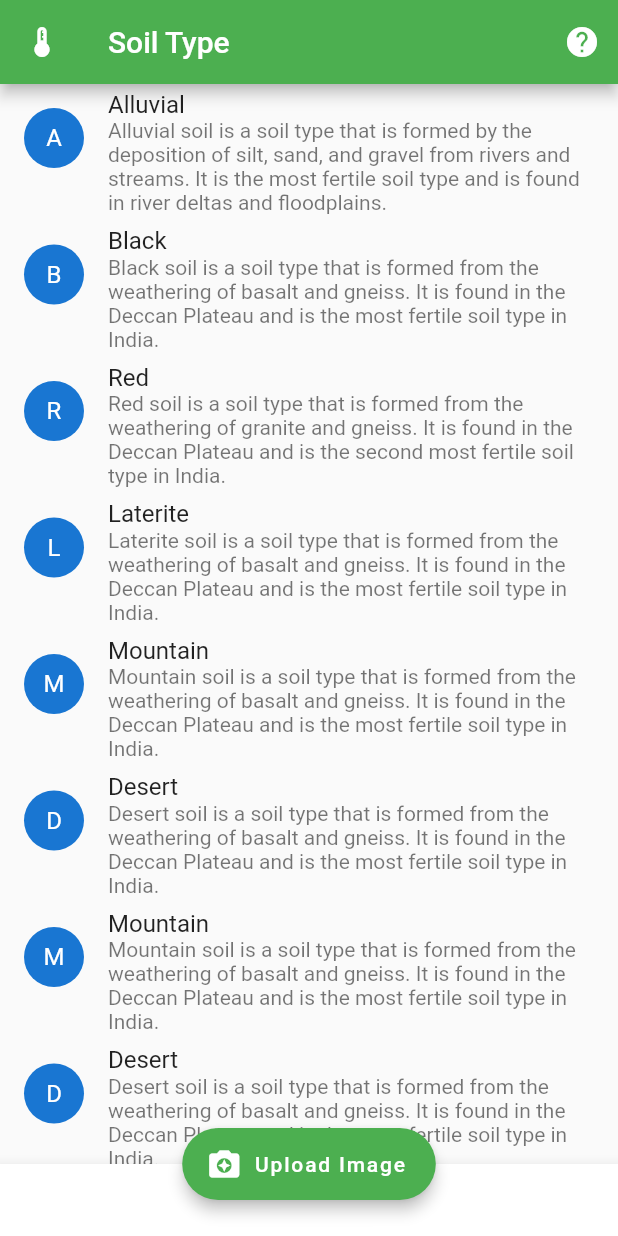
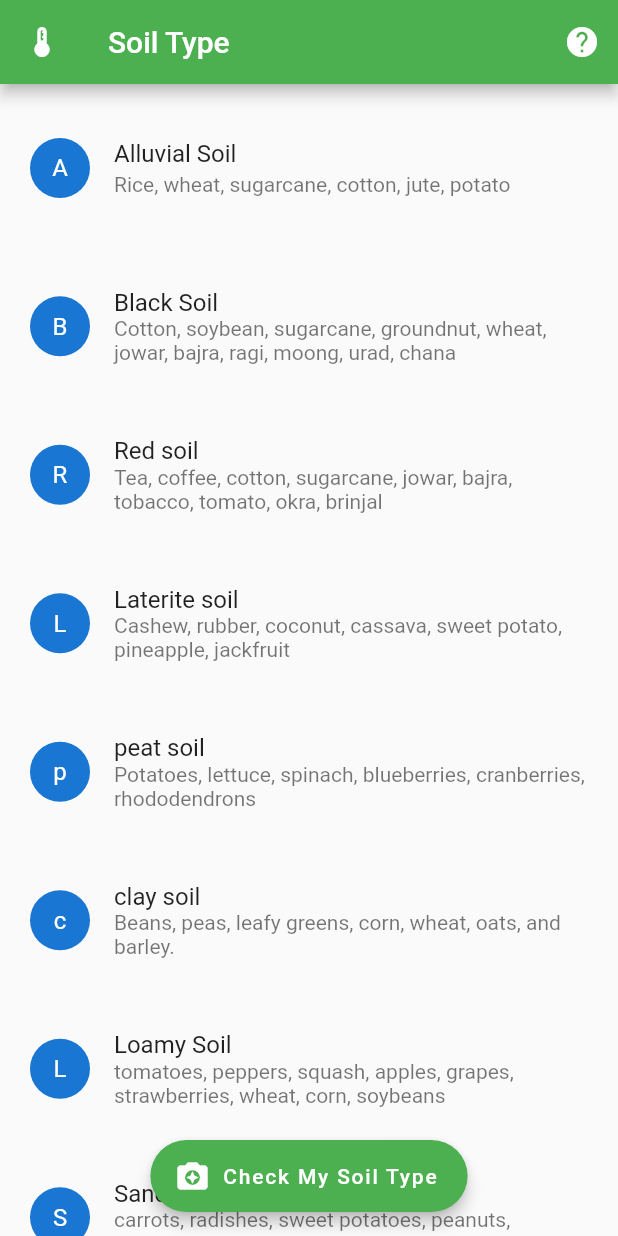
Before and after one commit to Atharva-Malode/CropVana, a Flutter app: the SoilTesting screen opened directly, on a phone screen of 412 x 824 dp. Run offline on Flutter 3.47's test engine with Material 2 defaults, Android fonts, the phone set to English and light mode, and no system bars; our stand-ins replace carousel_slider, font_awesome_flutter, google_fonts, google_nav_bar.

Commit message:
added soil testing

```diff
--- a/lib/pages/soiltestingpage.dart
+++ b/lib/pages/soiltestingpage.dart
@@ -8,29 +8,29 @@ class SoilTesting extends StatelessWidget {
   SoilTesting({super.key});
 
   List<String> soilTypes = [
-    'Alluvial',
-    'Black',
-    'Red',
-    'Laterite',
-    'Mountain',
-    'Desert',
-    'Mountain',
-    'Desert',
-    'Mountain',
+    'Alluvial Soil',
+    'Black Soil',
+    'Red soil',
+    'Laterite soil',
+    'peat soil',
+    'clay soil',
+    'Loamy Soil',
+    'Sandy Soil',
+    'new soil',
     'Desert',
   ];
 
   List<String> soildescription = [
-    'Alluvial soil is a soil type that is formed by the deposition of silt, sand, and gravel from rivers and streams. It is the most fertile soil type and is found in river deltas and floodplains.',
-    'Black soil is a soil type that is formed from the weathering of basalt and gneiss. It is found in the Deccan Plateau and is the most fertile soil type in India.',
-    'Red soil is a soil type that is formed from the weathering of granite and gneiss. It is found in the Deccan Plateau and is the second most fertile soil type in India.',
-    'Laterite soil is a soil type that is formed from the weathering of basalt and gneiss. It is found in the Deccan Plateau and is the most fertile soil type in India.',
-    'Mountain soil is a soil type that is formed from the weathering of basalt and gneiss. It is found in the Deccan Plateau and is the most fertile soil type in India.',
-    'Desert soil is a soil type that is formed from the weathering of basalt and gneiss. It is found in the Deccan Plateau and is the most fertile soil type in India.',
-    'Mountain soil is a soil type that is formed from the weathering of basalt and gneiss. It is found in the Deccan Plateau and is the most fertile soil type in India.',
-    'Desert soil is a soil type that is formed from the weathering of basalt and gneiss. It is found in the Deccan Plateau and is the most fertile soil type in India.',
-    'Mountain soil is a soil type that is formed from the weathering of basalt and gneiss. It is found in the Deccan Plateau and is the most fertile soil type in India.',
-    'Desert soil is a soil type that is formed from the weathering of basalt and gneiss. It is found in the Deccan Plateau and is the most fertile soil type in India.',
+    'Rice, wheat, sugarcane, cotton, jute, potato',
+    'Cotton, soybean, sugarcane, groundnut, wheat, jowar, bajra, ragi, moong, urad, chana',
+    'Tea, coffee, cotton, sugarcane, jowar, bajra, tobacco, tomato, okra, brinjal',
+    'Cashew, rubber, coconut, cassava, sweet potato, pineapple, jackfruit',
+    'Potatoes, lettuce, spinach, blueberries, cranberries, rhododendrons',
+    'Beans, peas, leafy greens, corn, wheat, oats, and barley.',
+    'tomatoes, peppers, squash, apples, grapes, strawberries, wheat, corn, soybeans',
+    'carrots, radishes, sweet potatoes, peanuts, asparagus, watermelons',
+    'Cabbage, cauliflower, broccoli, lettuce, spinach, kale, collards, turnips',
+    'Cactus, cacti, agave, aloe, al',
   ];
 
   @override
@@ -51,37 +51,28 @@ class SoilTesting extends StatelessWidget {
           itemCount: soilTypes.length,
           itemBuilder: (context, index) {
             return ListTile(
+              shape: RoundedRectangleBorder(
+                borderRadius: BorderRadius.circular(10.0),
+              ),
               leading: CircleAvatar(
                 child: Text(soilTypes[index][0]),
               ),
               title: Text(soilTypes[index]),
               subtitle: Text(soildescription[index]),
+              contentPadding: EdgeInsets.all(
+                20.0,
+              ),
             );
           }),
       floatingActionButton: FloatingActionButton.extended(
         elevation: 4.0,
+        //child: new Icon(Icons.camera_enhance),
         icon: const Icon(Icons.camera_enhance),
-        label: const Text('Upload Image'),
-        backgroundColor: Colors.green,
+        label: const Text('Check My Soil Type'),
+        backgroundColor: Color.fromRGBO(76, 175, 80, 1),
         onPressed: () {},
       ),
-      floatingActionButtonLocation: FloatingActionButtonLocation.centerDocked,
-      bottomNavigationBar: BottomAppBar(
-        child: new Row(
-          mainAxisSize: MainAxisSize.max,
-          mainAxisAlignment: MainAxisAlignment.spaceBetween,
-          children: <Widget>[
-            IconButton(
-              icon: Icon(null),
-              onPressed: () {},
-            ),
-            IconButton(
-              icon: Icon(null),
-              onPressed: () {},
-            )
-          ],
-        ),
-      ),
+      floatingActionButtonLocation: FloatingActionButtonLocation.centerFloat,
     );
   }
 }
```
